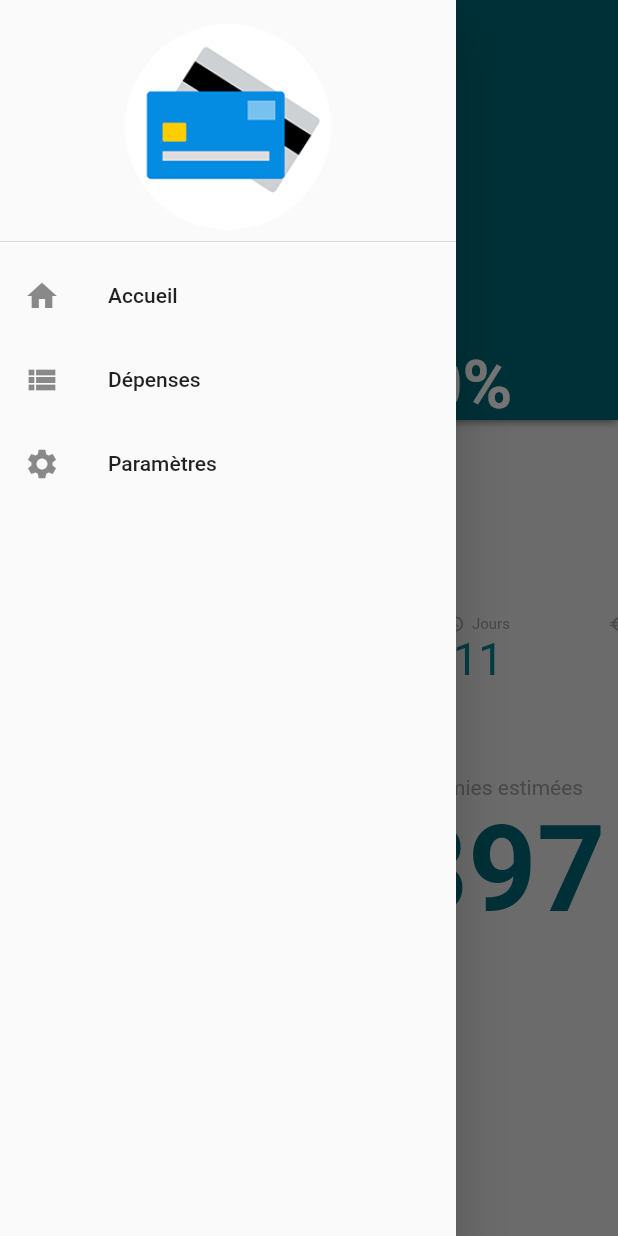
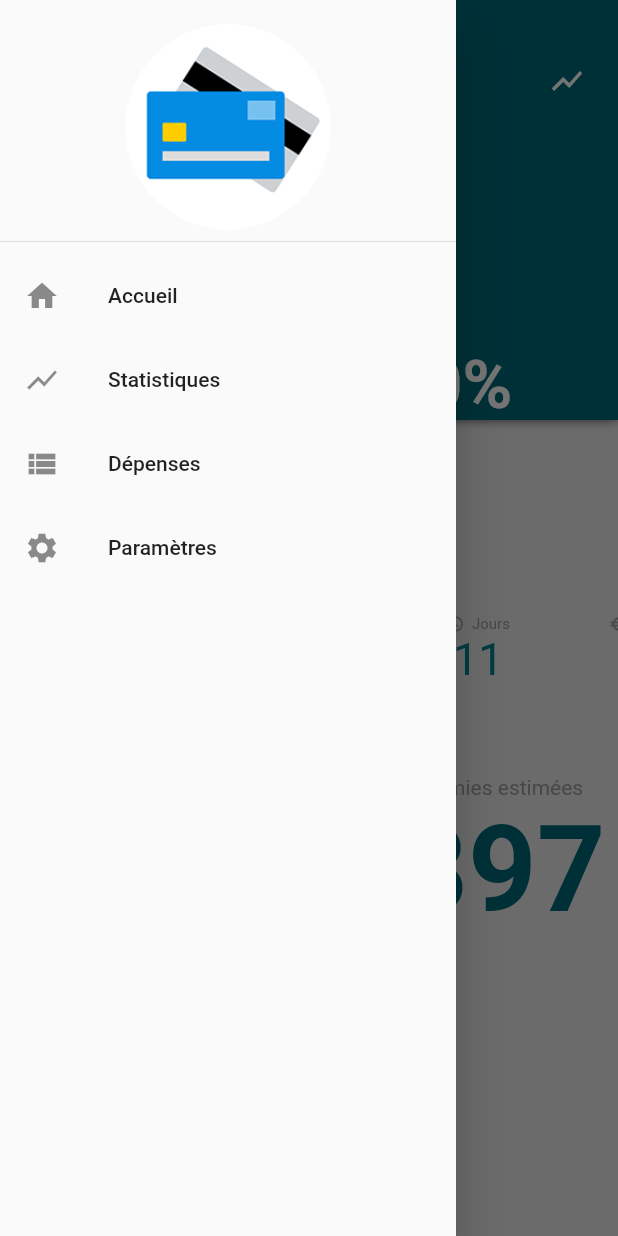
Before and after one commit to arno06/expenses, a Flutter app: the screen it shows after launch, with the side drawer open, on a phone screen of 412 x 824 dp. Run offline on Flutter 3.47's test engine with Material 2 defaults, Android fonts, the phone set to English and light mode, and no system bars; missing offline and left inert: observable; statements that could not run were skipped.

Commit message:
Ajout de l'écran de stats  + PieChart (par catégorie principale, par type, récurrent ou non)

```diff
--- a/lib/main.dart
+++ b/lib/main.dart
@@ -6,6 +6,7 @@ import 'package:expenses/widgets/ExpenseFormWidget.dart';
 import 'package:expenses/widgets/HomeWidget.dart';
 import 'package:expenses/widgets/ExpensesWidget.dart';
 import 'package:expenses/widgets/SettingsWidget.dart';
+import 'package:expenses/widgets/ChartsWidget.dart';
 
 import 'package:intl/date_symbol_data_local.dart';
 
@@ -35,6 +36,7 @@ class MyApp extends StatelessWidget {
         '/add':  (BuildContext context) => new ExpenseFormWidget(settings:this.settings),
         '/expenses': (BuildContext context) => new ExpensesWidget(settings:this.settings),
         '/settings': (BuildContext context) => new SettingsWidget(settings:this.settings),
+        '/charts': (BuildContext context) => new ChartsWidget(settings:this.settings),
       }
     );
   }
--- a/lib/widgets/HomeWidget.dart
+++ b/lib/widgets/HomeWidget.dart
@@ -102,9 +102,16 @@ class HomeState extends State<HomeWidget> with TickerProviderStateMixin{
                   }),
                 ),
                 new Container(
+                  alignment: const FractionalOffset(1.0, 0.0),
+                  padding:const EdgeInsets.only(right:10.0),
+                  child: new IconButton(icon: new Icon(Icons.show_chart, color: Colors.white), onPressed: (){
+                    Navigator.pushNamed(context, '/charts');
+                  }),
+                ),
+                new Container(
                   padding: const EdgeInsets.only(top:50.0),
                   child:new Center(
-                    child: new PieChart(value:this.value)
+                    child: new ArcChart(value:this.value)
                   )
                 ),
                 new Container(
@@ -185,8 +192,8 @@ class IndicatorWidget extends StatelessWidget{
   }
 }
 
-class PieChart extends StatelessWidget{
-  PieChart({Key key, this.value}):super(key:key);
+class ArcChart extends StatelessWidget{
+  ArcChart({Key key, this.value}):super(key:key);
 
   final double value;
 
@@ -196,14 +203,14 @@ class PieChart extends StatelessWidget{
       width:200.0,
       height:200.0,
       child: new CustomPaint(
-        painter:new PiePainter(value:this.value)
+        painter:new ArcPainter(value:this.value)
       )
     );
   }
 }
 
-class PiePainter extends CustomPainter{
-  PiePainter({this.value}):super();
+class ArcPainter extends CustomPainter{
+  ArcPainter({this.value});
 
   double value;
 
@@ -251,7 +258,7 @@ class PiePainter extends CustomPainter{
   }
 
   @override
-  bool shouldRepaint(PiePainter pOldPainter){
+  bool shouldRepaint(ArcPainter pOldPainter){
     return this.value  != pOldPainter.value;
   }
 }
@@ -272,6 +279,11 @@ class _HomeDrawerState extends State<HomeDrawer>{
         "label": "Accueil",
         "icon": Icons.home,
         "route": "/home"
+      },
+      {
+        "label": "Statistiques",
+        "icon": Icons.show_chart,
+        "route": "/charts"
       },
       {
         "label": "Dépenses",
```
Also changed, not shown: lib/widgets/ChartsWidget.dart (added, +213 -0 lines).
